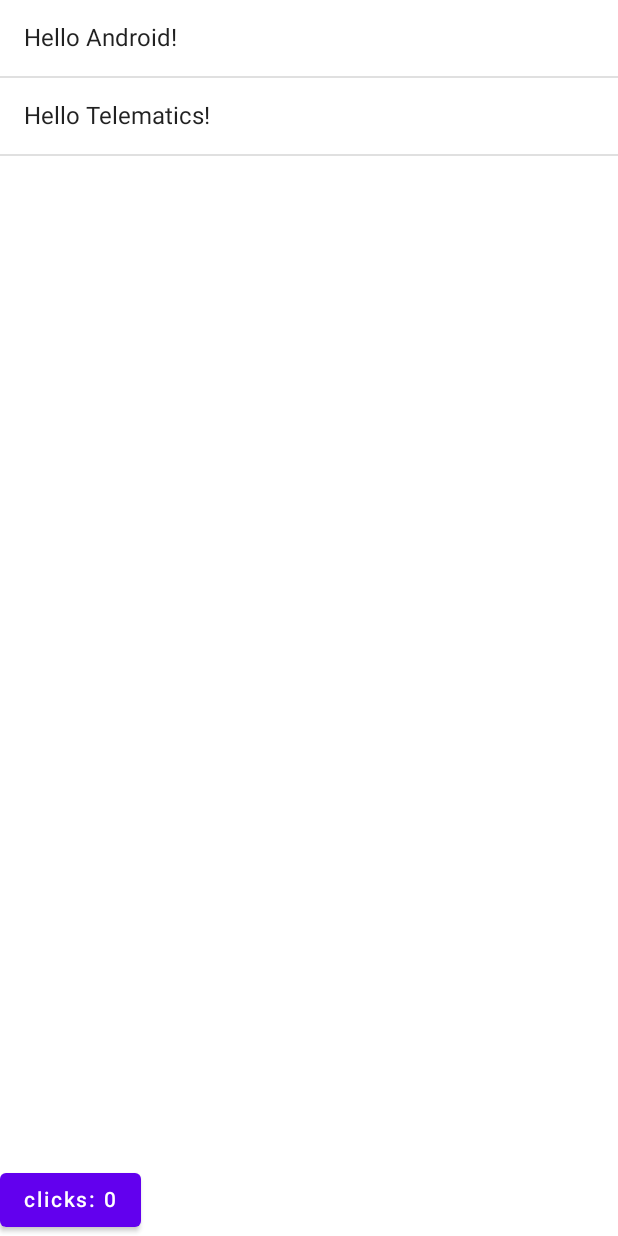
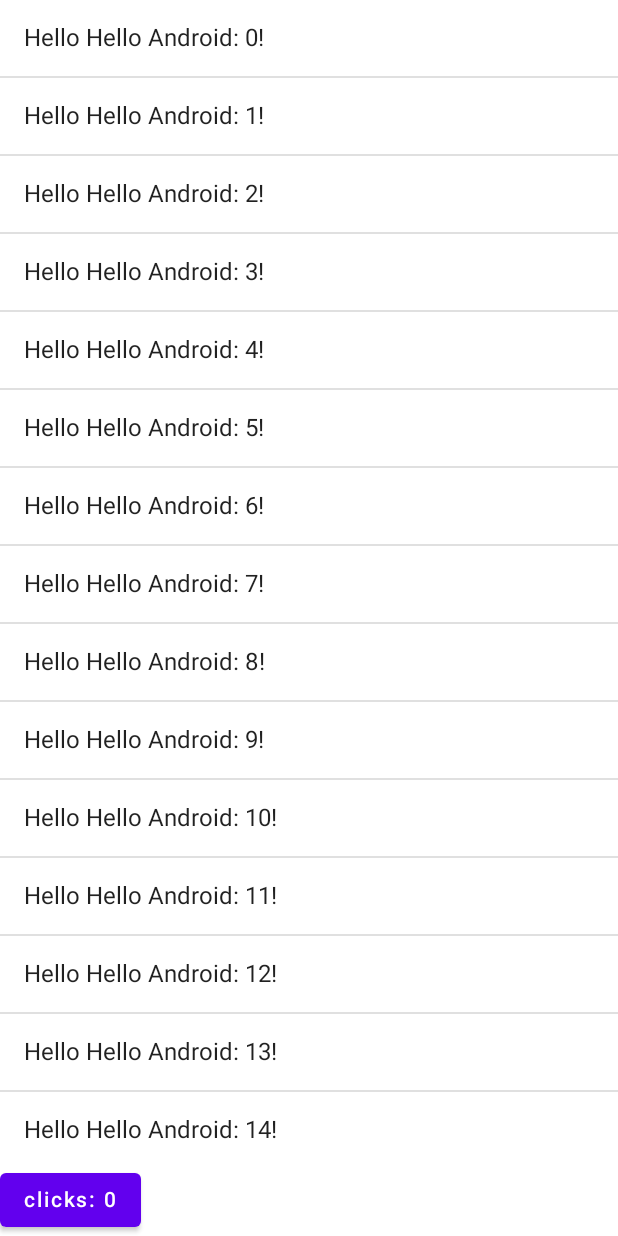
Before and after one commit to jjegarcia/telematics_engine, an Android app built with Jetpack Compose: the screen it shows after launch (MainActivity), on a phone screen of 412 x 824 dp. Run offline under Robolectric (Android 15) with nearby library versions, the phone set to English and light mode, and no system bars.

Commit message:
listing items but not scrolling

```diff
--- a/app/src/main/java/com/example/telematics_engine/MainActivity.kt
+++ b/app/src/main/java/com/example/telematics_engine/MainActivity.kt
@@ -47,16 +47,15 @@ fun Greeting(name: String) {
 
 @Composable
 fun DisplayScreenContent(
-    names: List<String> = listOf<String>("Android", "Telematics")
+    names: List<String> = List(15){ itemNo ->
+        "Hello Android: $itemNo"}
 ) {
     var countState by remember {
         mutableStateOf(0)
     }
 
     Column(modifier = Modifier.fillMaxHeight()) {
-        Column(modifier = Modifier.weight(1f)) {
-            NameList(names)
-        }
+        NameList(names = names, modifier = Modifier.weight(1f))
         Counter(count = countState, updateCount = { newCount ->
             countState = newCount
         })
@@ -65,10 +64,12 @@ fun DisplayScreenContent(
 }
 
 @Composable
-private fun NameList(names: List<String>) {
-    for (name in names) {
-        Greeting(name = name)
-        Divider()
+private fun NameList(names: List<String>, modifier: Modifier) {
+    Column(modifier = modifier) {
+        for (name in names) {
+            Greeting(name = name)
+            Divider()
+        }
     }
 }
 
```
